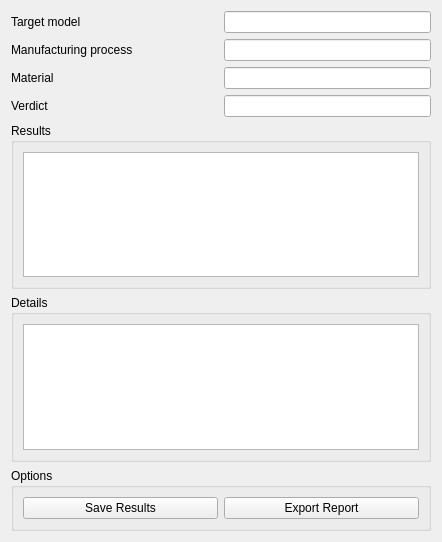
First picture: the form in gui/resources/ui/task_results.ui, repository ryankembrey/FreeCAD-DFM-Workbench, before the edit.
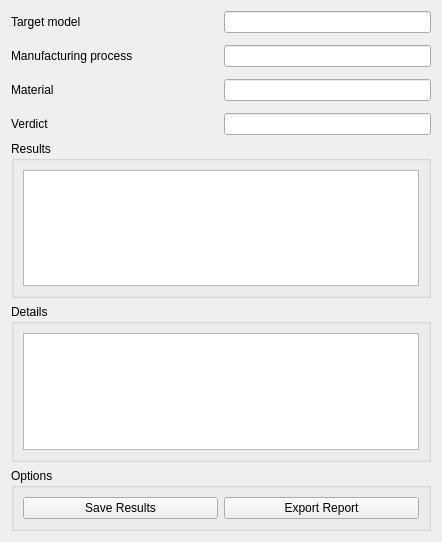
Second picture: the form after the edit.

The edit to the form file:
```diff
--- a/gui/resources/ui/task_results.ui
+++ b/gui/resources/ui/task_results.ui
@@ -16,6 +16,9 @@
   <layout class="QVBoxLayout" name="verticalLayout">
    <item>
     <layout class="QGridLayout" name="gridLayout" columnstretch="1,1">
+     <property name="verticalSpacing">
+      <number>12</number>
+     </property>
      <item row="1" column="1">
       <widget class="QLineEdit" name="leProcess">
        <property name="toolTip">
```
Left out of the diff: 2 changed lines with no effect on the pictures.
